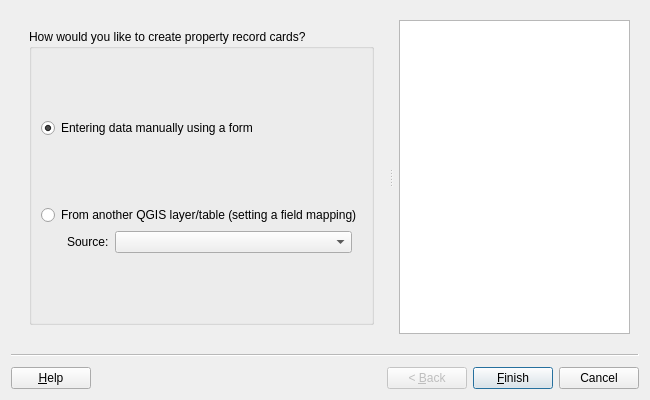
Above: asistente_ladm_col/ui/wiz_create_property_record_card_prc.ui from SwissTierrasColombia/Asistente-LADM-COL before the change. Below: the same form after it.
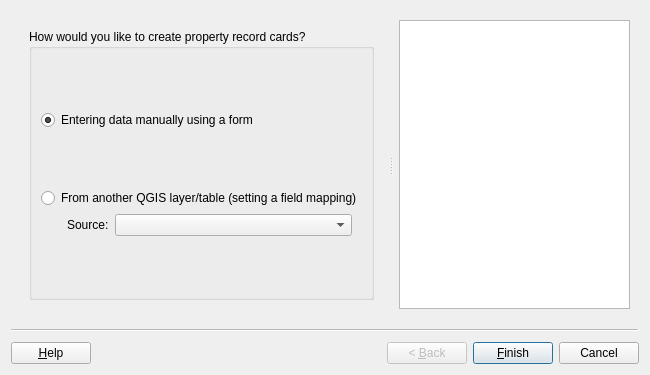
That is the form after the change. Custom widgets are drawn as their Qt base class.

The edit to the form file:
```diff
--- a/asistente_ladm_col/ui/wiz_create_property_record_card_prc.ui
+++ b/asistente_ladm_col/ui/wiz_create_property_record_card_prc.ui
@@ -7,7 +7,7 @@
     <x>0</x>
     <y>0</y>
     <width>650</width>
-    <height>400</height>
+    <height>375</height>
    </rect>
   </property>
   <property name="windowTitle">
```
